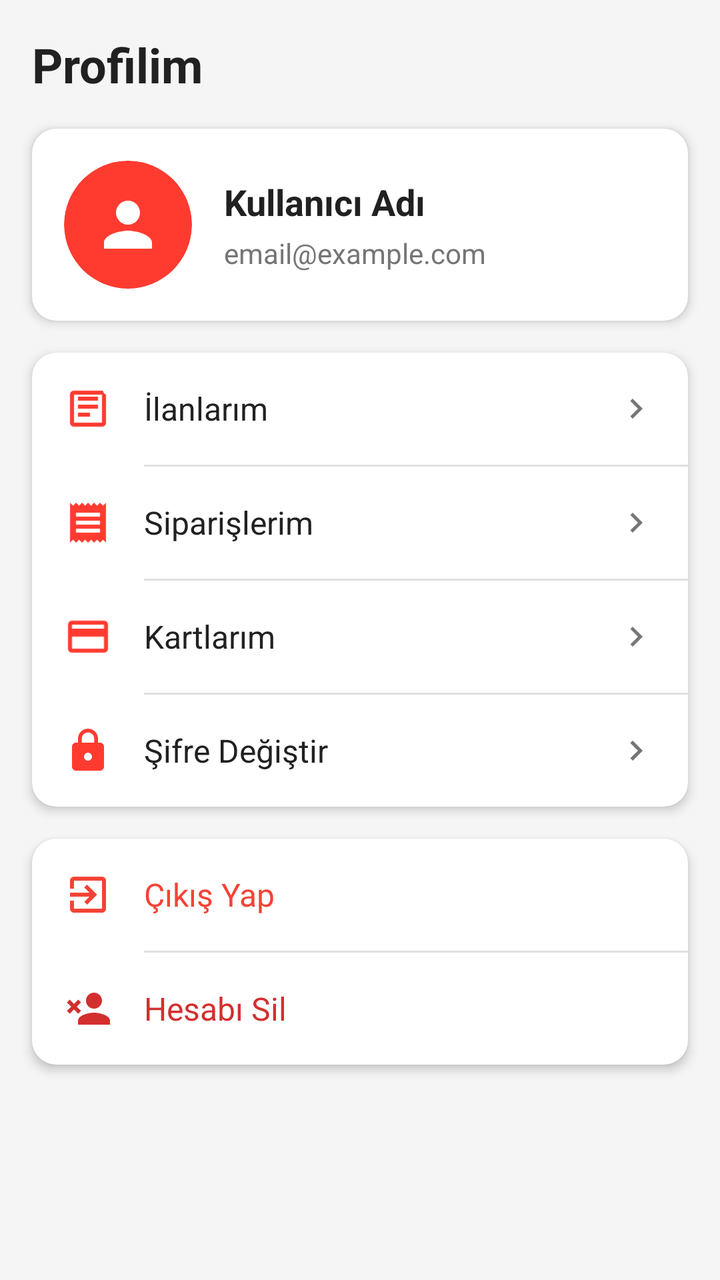
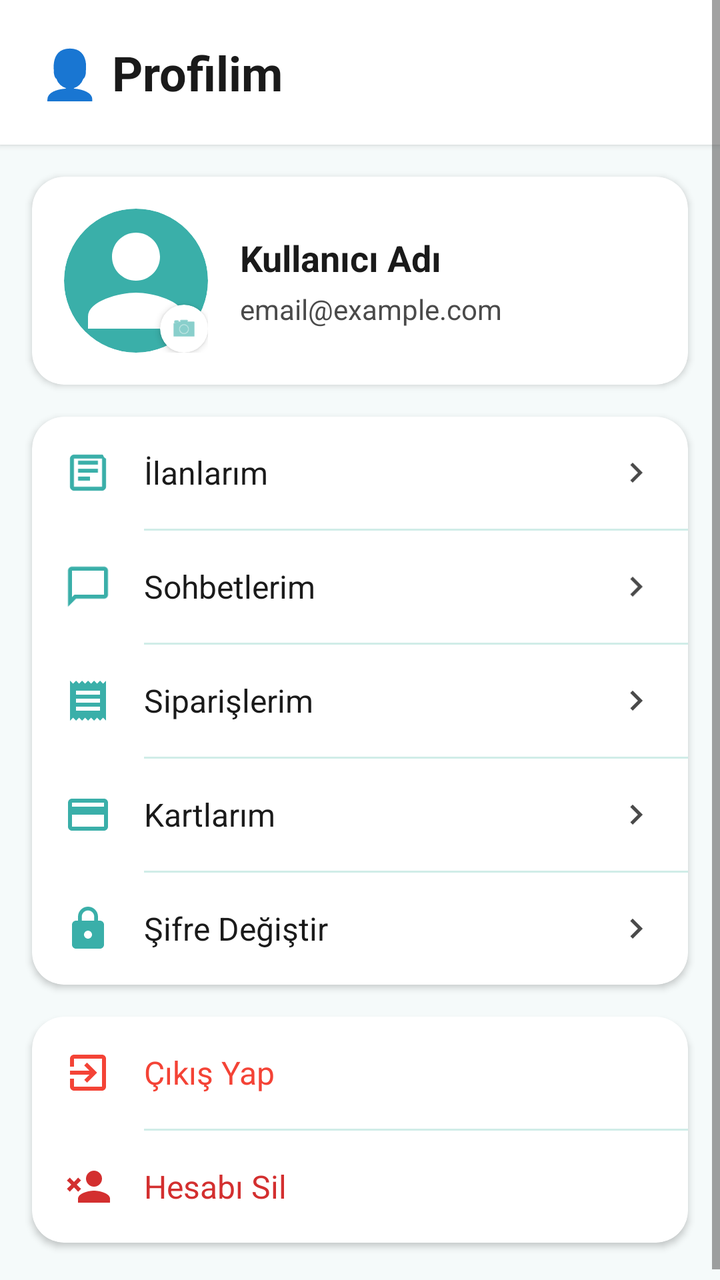

Two renders of the same Android screen: before a commit and after it. Below are the layout's source before the change and the commit's diff.
<!-- AndroidManifest.xml: application theme Theme.EskiEsyaSatis -->
<!-- res/layout/fragment_profile.xml -->
<?xml version="1.0" encoding="utf-8"?>
<ScrollView xmlns:android="http://schemas.android.com/apk/res/android"
    xmlns:app="http://schemas.android.com/apk/res-auto"
    android:layout_width="match_parent"
    android:layout_height="match_parent"
    android:background="@color/backgroundColor">

    <LinearLayout
        android:layout_width="match_parent"
        android:layout_height="wrap_content"
        android:orientation="vertical">

        
        <TextView
            android:layout_width="match_parent"
            android:layout_height="wrap_content"
            android:text="Profilim"
            android:textSize="24sp"
            android:textStyle="bold"
            android:textColor="@color/textColorPrimary"
            android:padding="16dp" />

        
        <androidx.cardview.widget.CardView
            android:layout_width="match_parent"
            android:layout_height="wrap_content"
            android:layout_marginStart="16dp"
            android:layout_marginEnd="16dp"
            android:layout_marginBottom="16dp"
            app:cardCornerRadius="12dp"
            app:cardElevation="3dp"
            android:backgroundTint="@color/white">

            <LinearLayout
                android:layout_width="match_parent"
                android:layout_height="wrap_content"
                android:orientation="horizontal"
                android:padding="16dp"
                android:gravity="center_vertical">

                
                <androidx.cardview.widget.CardView
                    android:layout_width="64dp"
                    android:layout_height="64dp"
                    app:cardCornerRadius="32dp"
                    app:cardElevation="0dp"
                    android:backgroundTint="@color/primaryColor">

                    <ImageView
                        android:layout_width="36dp"
                        android:layout_height="36dp"
                        android:layout_gravity="center"
                        android:src="@drawable/ic_person"
                        app:tint="@color/white" />
                </androidx.cardview.widget.CardView>

                <LinearLayout
                    android:layout_width="0dp"
                    android:layout_weight="1"
                    android:layout_height="wrap_content"
                    android:orientation="vertical"
                    android:layout_marginStart="16dp">

                    <TextView
                        android:id="@+id/tvProfileName"
                        android:layout_width="wrap_content"
                        android:layout_height="wrap_content"
                        android:text="Kullanıcı Adı"
                        android:textSize="18sp"
                        android:textStyle="bold"
                        android:textColor="@color/textColorPrimary" />

                    <TextView
                        android:id="@+id/tvProfileEmail"
                        android:layout_width="wrap_content"
                        android:layout_height="wrap_content"
                        android:text="email@example.com"
                        android:textSize="14sp"
                        android:textColor="@color/textColorSecondary"
                        android:layout_marginTop="4dp" />
                </LinearLayout>
            </LinearLayout>
        </androidx.cardview.widget.CardView>

        
        <androidx.cardview.widget.CardView
            android:layout_width="match_parent"
            android:layout_height="wrap_content"
            android:layout_marginStart="16dp"
            android:layout_marginEnd="16dp"
            android:layout_marginBottom="16dp"
            app:cardCornerRadius="12dp"
            app:cardElevation="3dp"
            android:backgroundTint="@color/white">

            <LinearLayout
                android:layout_width="match_parent"
                android:layout_height="wrap_content"
                android:orientation="vertical">

                
                <LinearLayout
                    android:id="@+id/menuMyListings"
                    android:layout_width="match_parent"
                    android:layout_height="56dp"
                    android:orientation="horizontal"
                    android:gravity="center_vertical"
                    android:paddingStart="16dp"
                    android:paddingEnd="16dp"
                    android:background="?attr/selectableItemBackground"
                    android:clickable="true"
                    android:focusable="true">

                    <ImageView
                        android:layout_width="24dp"
                        android:layout_height="24dp"
                        android:src="@drawable/ic_my_listings"
                        app:tint="@color/primaryColor" />

                    <TextView
                        android:layout_width="0dp"
                        android:layout_weight="1"
                        android:layout_height="wrap_content"
                        android:text="İlanlarım"
                        android:textSize="16sp"
                        android:textColor="@color/textColorPrimary"
                        android:layout_marginStart="16dp" />

                    <ImageView
                        android:layout_width="20dp"
                        android:layout_height="20dp"
                        android:src="@drawable/ic_chevron_right"
                        app:tint="@color/textColorSecondary" />
                </LinearLayout>

                <View
                    android:layout_width="match_parent"
                    android:layout_height="1dp"
                    android:background="@color/borderColor"
                    android:layout_marginStart="56dp" />

                
                <LinearLayout
                    android:id="@+id/menuMyOrders"
                    android:layout_width="match_parent"
                    android:layout_height="56dp"
                    android:orientation="horizontal"
                    android:gravity="center_vertical"
                    android:paddingStart="16dp"
                    android:paddingEnd="16dp"
                    android:background="?attr/selectableItemBackground"
                    android:clickable="true"
                    android:focusable="true">

                    <ImageView
                        android:layout_width="24dp"
                        android:layout_height="24dp"
                        android:src="@drawable/ic_orders"
                        app:tint="@color/primaryColor" />

                    <TextView
                        android:layout_width="0dp"
                        android:layout_weight="1"
                        android:layout_height="wrap_content"
                        android:text="Siparişlerim"
                        android:textSize="16sp"
                        android:textColor="@color/textColorPrimary"
                        android:layout_marginStart="16dp" />

                    <ImageView
                        android:layout_width="20dp"
                        android:layout_height="20dp"
                        android:src="@drawable/ic_chevron_right"
                        app:tint="@color/textColorSecondary" />
                </LinearLayout>

                <View
                    android:layout_width="match_parent"
                    android:layout_height="1dp"
                    android:background="@color/borderColor"
                    android:layout_marginStart="56dp" />

                
                <LinearLayout
                    android:id="@+id/menuMyCards"
                    android:layout_width="match_parent"
                    android:layout_height="56dp"
                    android:orientation="horizontal"
                    android:gravity="center_vertical"
                    android:paddingStart="16dp"
                    android:paddingEnd="16dp"
                    android:background="?attr/selectableItemBackground"
                    android:clickable="true"
                    android:focusable="true">

                    <ImageView
                        android:layout_width="24dp"
                        android:layout_height="24dp"
                        android:src="@drawable/ic_cards"
                        app:tint="@color/primaryColor" />

                    <TextView
                        android:layout_width="0dp"
                        android:layout_weight="1"
                        android:layout_height="wrap_content"
                        android:text="Kartlarım"
                        android:textSize="16sp"
                        android:textColor="@color/textColorPrimary"
                        android:layout_marginStart="16dp" />

                    <ImageView
                        android:layout_width="20dp"
                        android:layout_height="20dp"
                        android:src="@drawable/ic_chevron_right"
                        app:tint="@color/textColorSecondary" />
                </LinearLayout>

                <View
                    android:layout_width="match_parent"
                    android:layout_height="1dp"
                    android:background="@color/borderColor"
                    android:layout_marginStart="56dp" />

                
                <LinearLayout
                    android:id="@+id/menuChangePassword"
                    android:layout_width="match_parent"
                    android:layout_height="56dp"
                    android:orientation="horizontal"
                    android:gravity="center_vertical"
                    android:paddingStart="16dp"
                    android:paddingEnd="16dp"
                    android:background="?attr/selectableItemBackground"
                    android:clickable="true"
                    android:focusable="true">

                    <ImageView
                        android:layout_width="24dp"
                        android:layout_height="24dp"
                        android:src="@drawable/ic_lock"
                        app:tint="@color/primaryColor" />

                    <TextView
                        android:layout_width="0dp"
                        android:layout_weight="1"
                        android:layout_height="wrap_content"
                        android:text="Şifre Değiştir"
                        android:textSize="16sp"
                        android:textColor="@color/textColorPrimary"
                        android:layout_marginStart="16dp" />

                    <ImageView
                        android:layout_width="20dp"
                        android:layout_height="20dp"
                        android:src="@drawable/ic_chevron_right"
                        app:tint="@color/textColorSecondary" />
                </LinearLayout>
            </LinearLayout>
        </androidx.cardview.widget.CardView>

        
        <androidx.cardview.widget.CardView
            android:layout_width="match_parent"
            android:layout_height="wrap_content"
            android:layout_marginStart="16dp"
            android:layout_marginEnd="16dp"
            android:layout_marginBottom="24dp"
            app:cardCornerRadius="12dp"
            app:cardElevation="3dp"
            android:backgroundTint="@color/white">

            <LinearLayout
                android:layout_width="match_parent"
                android:layout_height="wrap_content"
                android:orientation="vertical">

                <LinearLayout
                    android:id="@+id/menuLogout"
                    android:layout_width="match_parent"
                    android:layout_height="56dp"
                    android:orientation="horizontal"
                    android:gravity="center_vertical"
                    android:paddingStart="16dp"
                    android:paddingEnd="16dp"
                    android:background="?attr/selectableItemBackground"
                    android:clickable="true"
                    android:focusable="true">

                    <ImageView
                        android:layout_width="24dp"
                        android:layout_height="24dp"
                        android:src="@drawable/ic_logout"
                        app:tint="#F44336" />

                    <TextView
                        android:layout_width="0dp"
                        android:layout_weight="1"
                        android:layout_height="wrap_content"
                        android:text="Çıkış Yap"
                        android:textSize="16sp"
                        android:textColor="#F44336"
                        android:layout_marginStart="16dp" />
                </LinearLayout>

                <View
                    android:layout_width="match_parent"
                    android:layout_height="1dp"
                    android:background="@color/borderColor"
                    android:layout_marginStart="56dp" />

                
                <LinearLayout
                    android:id="@+id/menuDeleteAccount"
                    android:layout_width="match_parent"
                    android:layout_height="56dp"
                    android:orientation="horizontal"
                    android:gravity="center_vertical"
                    android:paddingStart="16dp"
                    android:paddingEnd="16dp"
                    android:background="?attr/selectableItemBackground"
                    android:clickable="true"
                    android:focusable="true">

                    <ImageView
                        android:layout_width="24dp"
                        android:layout_height="24dp"
                        android:src="@drawable/ic_delete_user"
                        app:tint="#D32F2F" />

                    <TextView
                        android:layout_width="0dp"
                        android:layout_weight="1"
                        android:layout_height="wrap_content"
                        android:text="Hesabı Sil"
                        android:textSize="16sp"
                        android:textColor="#D32F2F"
                        android:layout_marginStart="16dp" />
                </LinearLayout>

            </LinearLayout>
        </androidx.cardview.widget.CardView>

    </LinearLayout>
</ScrollView>
<!-- resources referenced by this layout -->
<resources>
  <color name="backgroundColor">#F5F5F5</color>
  <color name="borderColor">#E0E0E0</color>
  <color name="primaryColor">#FF3B30</color>
  <color name="textColorPrimary">#212121</color>
  <color name="textColorSecondary">#757575</color>
  <color name="white">#FFFFFFFF</color>
  <!-- drawable ic_cards (drawable) -->
  <vector xmlns:android="http://schemas.android.com/apk/res/android"
      android:width="24dp"
      android:height="24dp"
      android:viewportWidth="24"
      android:viewportHeight="24">
      <path
          android:fillColor="#000000"
          android:pathData="M20,4H4c-1.11,0 -1.99,0.89 -1.99,2L2,18c0,1.11 0.89,2 2,2h16c1.11,0 2,-0.89 2,-2V6c0,-1.11 -0.89,-2 -2,-2zM20,18H4v-6h16v6zM20,8H4V6h16v2z"/>
  </vector>
  <!-- drawable ic_chevron_right (drawable) -->
  <vector xmlns:android="http://schemas.android.com/apk/res/android"
      android:width="24dp"
      android:height="24dp"
      android:viewportWidth="24"
      android:viewportHeight="24">
      <path
          android:fillColor="#000000"
          android:pathData="M8.59,16.59L13.17,12 8.59,7.41 10,6l6,6 -6,6z"/>
  </vector>
  <!-- drawable ic_my_listings (drawable) -->
  <vector xmlns:android="http://schemas.android.com/apk/res/android"
      android:width="24dp"
      android:height="24dp"
      android:viewportWidth="24"
      android:viewportHeight="24">
      <path
          android:fillColor="#000000"
          android:pathData="M19,3H5C3.9,3 3,3.9 3,5v14c0,1.1 0.9,2 2,2h14c1.1,0 2,-0.9 2,-2V5C19,3.9 20.1,3 19,3zM19,19H5V5h14V19zM17,12H7v-2h10V12zM13,16H7v-2h6V16zM17,8H7V6h10V8z"/>
  </vector>
  <!-- drawable ic_person (drawable) -->
  <vector xmlns:android="http://schemas.android.com/apk/res/android"
      android:width="24dp"
      android:height="24dp"
      android:viewportWidth="24"
      android:viewportHeight="24">
      <path
          android:fillColor="#000000"
          android:pathData="M12,12c2.21,0 4,-1.79 4,-4s-1.79,-4 -4,-4 -4,1.79 -4,4 1.79,4 4,4zM12,14c-2.67,0 -8,1.34 -8,4v2h16v-2c0,-2.66 -5.33,-4 -8,-4z"/>
  </vector>
  <style name="Theme.EskiEsyaSatis" parent="Base.Theme.EskiEsyaSatis" />
  <style name="Base.Theme.EskiEsyaSatis" parent="Theme.Material3.DayNight.NoActionBar">
          
          <item name="colorPrimary">@color/primaryColor</item>
          <item name="colorPrimaryDark">@color/primaryDarkColor</item>
          <item name="colorOnPrimary">@color/white</item>
          <item name="android:windowBackground">@color/backgroundColor</item>
          <item name="android:textColorPrimary">@color/textColorPrimary</item>
          <item name="android:textColorSecondary">@color/textColorSecondary</item>
      </style>
  <color name="primaryDarkColor">#C32C23</color>
  <!-- unchanged entries left out for length: 4 -->
</resources>

<!-- the commit's change to res/layout/fragment_profile.xml (unified diff, before → after) -->
@@ -10,15 +10,24 @@
         android:layout_height="wrap_content"
         android:orientation="vertical">
 
-        
-        <TextView
+        <LinearLayout
             android:layout_width="match_parent"
             android:layout_height="wrap_content"
-            android:text="Profilim"
-            android:textSize="24sp"
-            android:textStyle="bold"
-            android:textColor="@color/textColorPrimary"
-            android:padding="16dp" />
+            android:padding="20dp"
+            android:background="@color/white"
+            android:elevation="2dp"
+            android:layout_marginBottom="16dp"
+            android:orientation="horizontal">
+
+            <TextView
+                android:layout_width="wrap_content"
+                android:layout_height="wrap_content"
+                android:text="👤 Profilim"
+                android:textSize="24sp"
+                android:textStyle="bold"
+                android:textColor="@color/textColorPrimary" />
+
+        </LinearLayout>
 
         
         <androidx.cardview.widget.CardView
@@ -27,8 +36,8 @@
             android:layout_marginStart="16dp"
             android:layout_marginEnd="16dp"
             android:layout_marginBottom="16dp"
-            app:cardCornerRadius="12dp"
-            app:cardElevation="3dp"
+            app:cardCornerRadius="16dp"
+            app:cardElevation="2dp"
             android:backgroundTint="@color/white">
 
             <LinearLayout
@@ -39,20 +48,47 @@
                 android:gravity="center_vertical">
 
                 
-                <androidx.cardview.widget.CardView
-                    android:layout_width="64dp"
-                    android:layout_height="64dp"
-                    app:cardCornerRadius="32dp"
-                    app:cardElevation="0dp"
-                    android:backgroundTint="@color/primaryColor">
-
-                    <ImageView
-                        android:layout_width="36dp"
-                        android:layout_height="36dp"
-                        android:layout_gravity="center"
-                        android:src="@drawable/ic_person"
-                        app:tint="@color/white" />
-                </androidx.cardview.widget.CardView>
+                <FrameLayout
+                    android:id="@+id/layoutProfilePhoto"
+                    android:layout_width="72dp"
+                    android:layout_height="72dp"
+                    android:clickable="true"
+                    android:focusable="true">
+
+                    <androidx.cardview.widget.CardView
+                        android:layout_width="72dp"
+                        android:layout_height="72dp"
+                        app:cardCornerRadius="36dp"
+                        app:cardElevation="0dp"
+                        android:backgroundTint="@color/primaryColor">
+
+                        <ImageView
+                            android:id="@+id/ivProfilePhoto"
+                            android:layout_width="match_parent"
+                            android:layout_height="match_parent"
+                            android:layout_gravity="center"
+                            android:src="@drawable/ic_person"
+                            android:scaleType="centerCrop"
+                            app:tint="@color/white" />
+                    </androidx.cardview.widget.CardView>
+
+                    
+                    <androidx.cardview.widget.CardView
+                        android:layout_width="24dp"
+                        android:layout_height="24dp"
+                        android:layout_gravity="bottom|end"
+                        app:cardCornerRadius="12dp"
+                        app:cardElevation="2dp"
+                        android:backgroundTint="@color/white">
+
+                        <ImageView
+                            android:layout_width="14dp"
+                            android:layout_height="14dp"
+                            android:layout_gravity="center"
+                            android:src="@android:drawable/ic_menu_camera"
+                            app:tint="@color/primaryColor" />
+                    </androidx.cardview.widget.CardView>
+                </FrameLayout>
 
                 <LinearLayout
                     android:layout_width="0dp"
@@ -89,8 +125,8 @@
             android:layout_marginStart="16dp"
             android:layout_marginEnd="16dp"
             android:layout_marginBottom="16dp"
-            app:cardCornerRadius="12dp"
-            app:cardElevation="3dp"
+            app:cardCornerRadius="16dp"
+            app:cardElevation="2dp"
             android:backgroundTint="@color/white">
 
             <LinearLayout
@@ -131,6 +167,55 @@
                         android:layout_height="20dp"
                         android:src="@drawable/ic_chevron_right"
                         app:tint="@color/textColorSecondary" />
+                </LinearLayout>
+
+                <View
+                    android:layout_width="match_parent"
+                    android:layout_height="1dp"
+                    android:background="@color/borderColor"
+                    android:layout_marginStart="56dp" />
+
+                
+                <LinearLayout
+                    android:id="@+id/menuMyChats"
+                    android:layout_width="match_parent"
+                    android:layout_height="56dp"
+                    android:orientation="horizontal"
+                    android:gravity="center_vertical"
+                    android:paddingStart="16dp"
+                    android:paddingEnd="16dp"
+                    android:background="?attr/selectableItemBackground"
+                    android:clickable="true"
+                    android:focusable="true">
+
+                    <ImageView
+                        android:layout_width="24dp"
+                        android:layout_height="24dp"
+                        android:src="@drawable/ic_chat"
+                        app:tint="@color/primaryColor" />
+
+                    <TextView
+                        android:layout_width="0dp"
+                        android:layout_weight="1"
+                        android:layout_height="wrap_content"
+                        android:text="Sohbetlerim"
+                        android:textSize="16sp"
+                        android:textColor="@color/textColorPrimary"
+                        android:layout_marginStart="16dp" />
+
+                    <ImageView
+                        android:layout_width="20dp"
+                        android:layout_height="20dp"
+                        android:src="@drawable/ic_chevron_right"
+                        app:tint="@color/textColorSecondary" />
+
+                    <View
+                        android:id="@+id/viewUnreadProfileBadge"
+                        android:layout_width="10dp"
+                        android:layout_height="10dp"
+                        android:layout_marginStart="8dp"
+                        android:background="@drawable/bg_unread_badge"
+                        android:visibility="gone" />
                 </LinearLayout>
 
                 <View
@@ -265,8 +350,8 @@
             android:layout_marginStart="16dp"
             android:layout_marginEnd="16dp"
             android:layout_marginBottom="24dp"
-            app:cardCornerRadius="12dp"
-            app:cardElevation="3dp"
+            app:cardCornerRadius="16dp"
+            app:cardElevation="2dp"
             android:backgroundTint="@color/white">
 
             <LinearLayout
<!-- resource entries referenced after the edit -->
@@ -1,11 +1,17 @@
 <!-- resources referenced by this layout -->
 <resources>
-  <color name="backgroundColor">#F5F5F5</color>
-  <color name="borderColor">#E0E0E0</color>
-  <color name="primaryColor">#FF3B30</color>
-  <color name="textColorPrimary">#212121</color>
-  <color name="textColorSecondary">#757575</color>
+  <color name="backgroundColor">#F5FAFA</color>
+  <color name="borderColor">#D0EDE8</color>
+  <color name="primaryColor">#3AAFA9</color>
+  <color name="textColorPrimary">#1A1A1A</color>
+  <color name="textColorSecondary">#4A4A4A</color>
   <color name="white">#FFFFFFFF</color>
+  <!-- drawable bg_unread_badge (drawable) -->
+  <?xml version="1.0" encoding="utf-8"?>
+  <shape xmlns:android="http://schemas.android.com/apk/res/android"
+      android:shape="oval">
+      <solid android:color="#3AAFA9" />
+  </shape>
   <!-- drawable ic_cards (drawable) -->
   <vector xmlns:android="http://schemas.android.com/apk/res/android"
       android:width="24dp"
@@ -15,6 +21,16 @@
       <path
           android:fillColor="#000000"
           android:pathData="M20,4H4c-1.11,0 -1.99,0.89 -1.99,2L2,18c0,1.11 0.89,2 2,2h16c1.11,0 2,-0.89 2,-2V6c0,-1.11 -0.89,-2 -2,-2zM20,18H4v-6h16v6zM20,8H4V6h16v2z"/>
+  </vector>
+  <!-- drawable ic_chat (drawable) -->
+  <vector xmlns:android="http://schemas.android.com/apk/res/android"
+      android:width="24dp"
+      android:height="24dp"
+      android:viewportWidth="24"
+      android:viewportHeight="24">
+      <path
+          android:fillColor="#000000"
+          android:pathData="M20,2H4C2.9,2 2,2.9 2,4V22L6,18H20C21.1,18 22,17.1 22,16V4C22,2.9 21.1,2 20,2ZM20,16H5.17L4,17.17V4H20V16Z"/>
   </vector>
   <!-- drawable ic_chevron_right (drawable) -->
   <vector xmlns:android="http://schemas.android.com/apk/res/android"
@@ -47,16 +63,22 @@
           android:pathData="M12,12c2.21,0 4,-1.79 4,-4s-1.79,-4 -4,-4 -4,1.79 -4,4 1.79,4 4,4zM12,14c-2.67,0 -8,1.34 -8,4v2h16v-2c0,-2.66 -5.33,-4 -8,-4z"/>
   </vector>
   <style name="Theme.EskiEsyaSatis" parent="Base.Theme.EskiEsyaSatis" />
-  <style name="Base.Theme.EskiEsyaSatis" parent="Theme.Material3.DayNight.NoActionBar">
-          
+  <style name="Base.Theme.EskiEsyaSatis" parent="Theme.Material3.Light.NoActionBar">
           <item name="colorPrimary">@color/primaryColor</item>
           <item name="colorPrimaryDark">@color/primaryDarkColor</item>
           <item name="colorOnPrimary">@color/white</item>
+          <item name="colorAccent">@color/accentColor</item>
           <item name="android:windowBackground">@color/backgroundColor</item>
           <item name="android:textColorPrimary">@color/textColorPrimary</item>
           <item name="android:textColorSecondary">@color/textColorSecondary</item>
+          <item name="android:editTextColor">@color/textColorPrimary</item>
+          <item name="android:textColorHint">@color/textColorSecondary</item>
+          <item name="android:statusBarColor">@color/primaryDarkColor</item>
+          <item name="colorOnSurface">@color/textColorPrimary</item>
+          <item name="colorOnBackground">@color/textColorPrimary</item>
       </style>
-  <color name="primaryDarkColor">#C32C23</color>
+  <color name="primaryDarkColor">#2D8F8A</color>
+  <color name="accentColor">#6DC99D</color>
   <!-- unchanged entries left out for length: 4 -->
 </resources>
 
